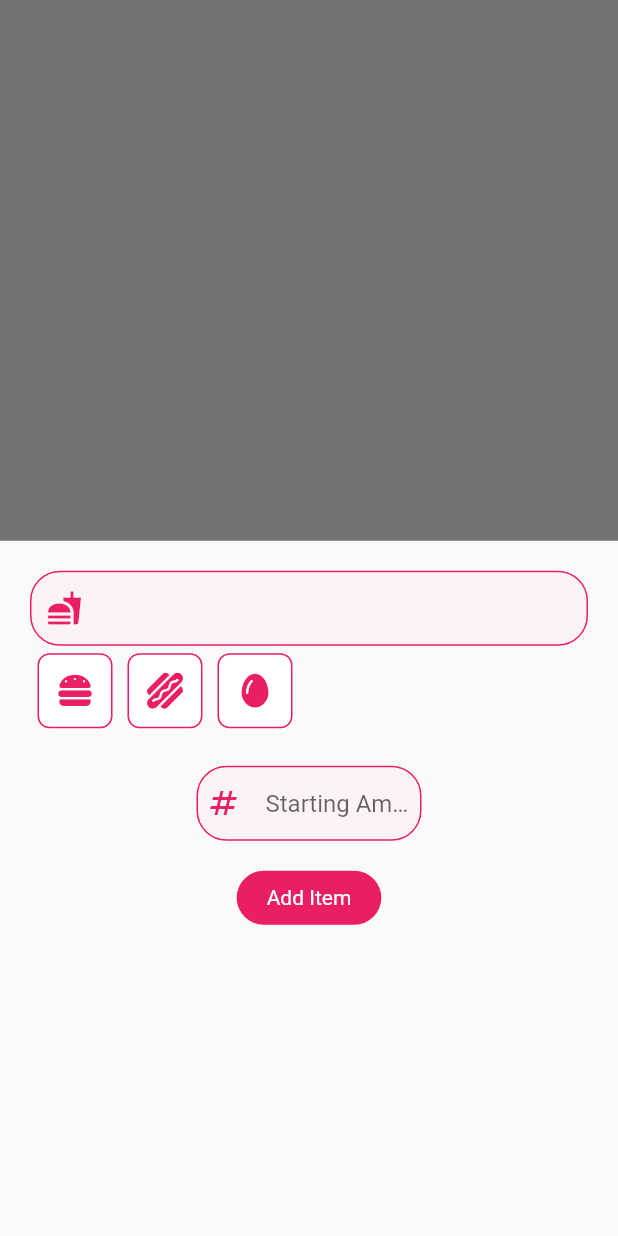
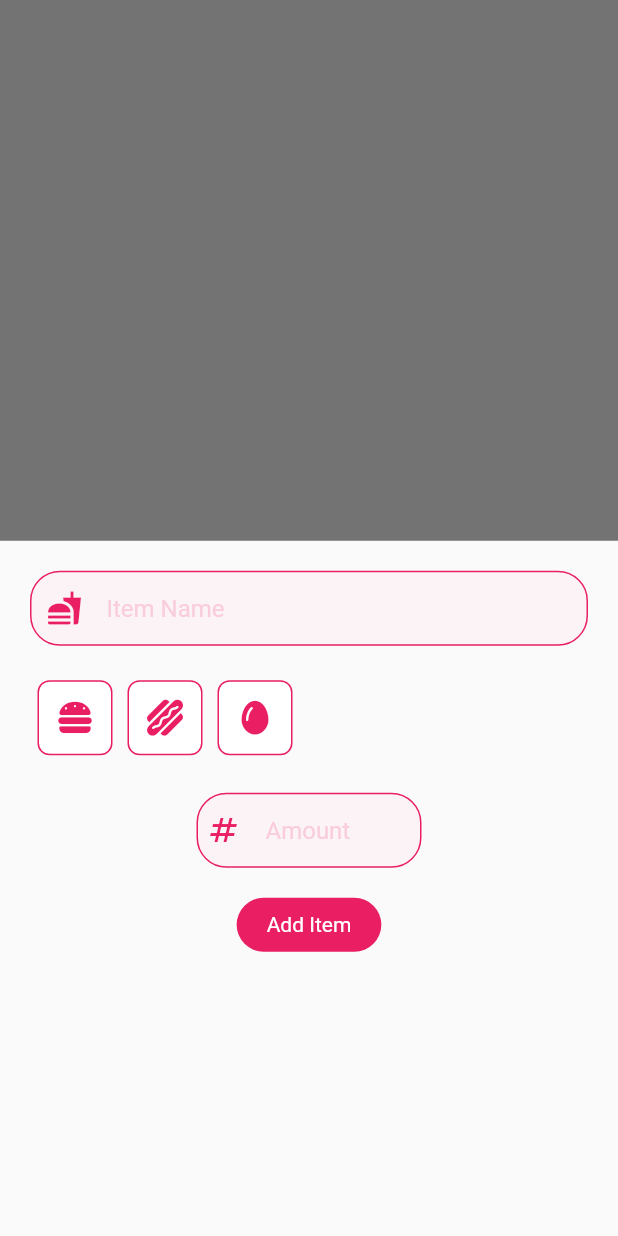
Before and after one commit to Morne-le-Roux/order-up, a Flutter app: the screen it shows after launch, after a tap on the "add" icon, on a phone screen of 412 x 824 dp. Run offline on Flutter 3.47's test engine with Material 2 defaults, Android fonts, the phone set to English and light mode, and no system bars; our stand-ins replace font_awesome_flutter, get.

Commit message:
updated styles

```diff
--- a/lib/components/bottomsheet.dart
+++ b/lib/components/bottomsheet.dart
@@ -34,8 +34,11 @@ class AddMenuItemBottomSheet extends StatelessWidget {
       padding: const EdgeInsets.all(20),
       child: Column(
         children: [
-          TextInput(
-            itemNameController: itemNameController,
+          Padding(
+            padding: const EdgeInsets.only(bottom: 18.0),
+            child: TextInput(
+              itemNameController: itemNameController,
+            ),
           ),
           Row(
             children: iconBoxList,
@@ -55,7 +58,8 @@ class AddMenuItemBottomSheet extends StatelessWidget {
               keyboardType: TextInputType.number,
               cursorColor: kPrimaryColor,
               decoration: const InputDecoration(
-                  hintText: "Starting Amount",
+                  hintText: "Amount",
+                  hintStyle: kHintTextStyle,
                   icon: Icon(
                     Icons.numbers,
                     color: kPrimaryColor,
@@ -70,7 +74,6 @@ class AddMenuItemBottomSheet extends StatelessWidget {
               Navigator.pop(context);
               for (var iconBox in iconBoxList) {
                 if (iconBox.selected) {
-                  print(itemAmountController.text);
                   c.addItemToMenu(
                     name: itemNameController.text,
                     iconData: iconBox.icon,
--- a/lib/components/text_input.dart
+++ b/lib/components/text_input.dart
@@ -30,6 +30,8 @@ class TextInput extends StatelessWidget {
         cursorColor: kPrimaryColor,
         decoration: const InputDecoration(
           border: InputBorder.none,
+          hintText: "Item Name",
+          hintStyle: kHintTextStyle,
           icon: Icon(
             Icons.fastfood,
             color: kPrimaryColor,
--- a/lib/constants.dart
+++ b/lib/constants.dart
@@ -5,3 +5,8 @@ const kBackgroundColor = Colors.pinkAccent;
 const kSecondaryColor = Color.fromARGB(255, 252, 243, 246);
 
 const kPrimaryColor = Colors.pink;
+
+const kHintTextStyle = TextStyle(
+  color: Color.fromARGB(138, 246, 172, 197),
+  fontSize: 16,
+);
```
